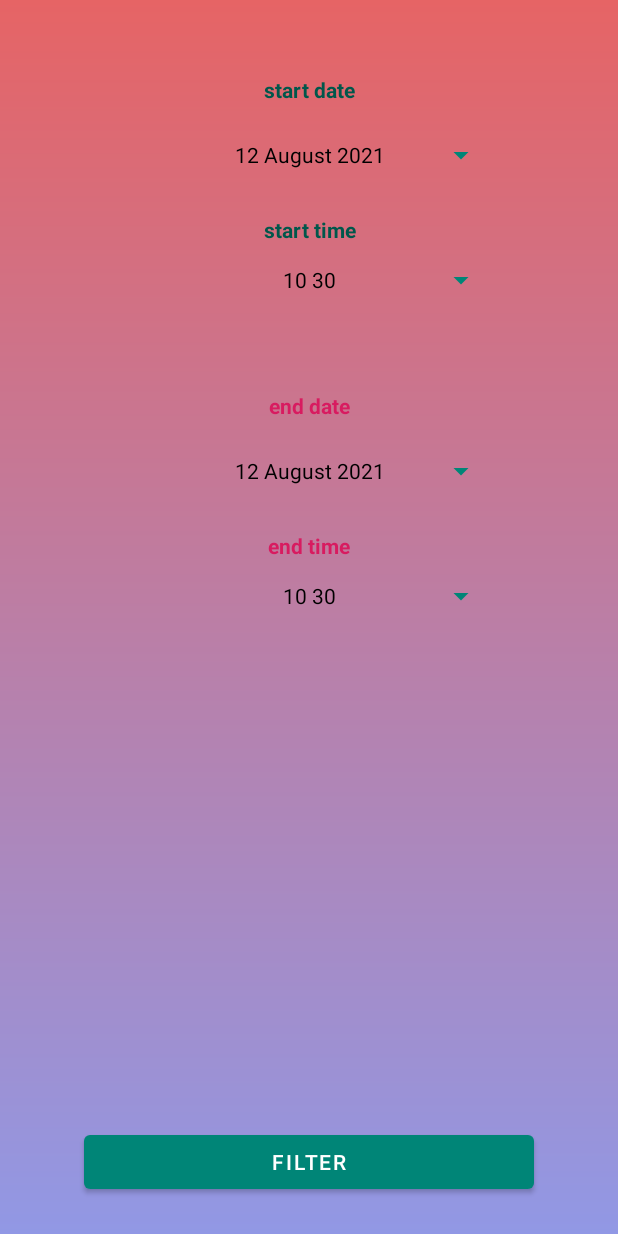
After one commit to Muhammed-Talha-Saglam/Car_Management, an Android app: the DatePickFragment screen opened through its navigation route, on a phone screen of 412 x 824 dp. The commit adds this screen. Run offline under Robolectric (Android 15) with nearby library versions, the phone set to English and light mode, and no system bars; our stand-ins replace Dagger/Hilt's generated code, Room's generated code; libraries missing offline, so code that uses them is left out: androidx.hilt.lifecycle.

Commit message:
Imlemented date picker feature

```diff
--- a/app/src/main/java/com/example/carmanagement/model/database/CarRoomDatabase.kt
+++ b/app/src/main/java/com/example/carmanagement/model/database/CarRoomDatabase.kt
@@ -6,6 +6,7 @@ import androidx.room.TypeConverters
 import androidx.sqlite.db.SupportSQLiteDatabase
 import com.example.carmanagement.di.ApplicationScope
 import com.example.carmanagement.model.Car
+import com.example.carmanagement.model.Reservation
 import com.example.carmanagement.model.User
 import com.example.carmanagement.model.UserType
 import com.example.carmanagement.model.database.converters.Converters
@@ -15,7 +16,7 @@ import javax.inject.Inject
 import javax.inject.Provider
 
 
-@Database(entities = [Car::class, User::class], version = 5, exportSchema = false)
+@Database(entities = [Car::class, User::class, Reservation::class], version = 9, exportSchema = false)
 @TypeConverters(Converters::class)
 abstract class CarRoomDatabase : RoomDatabase() {
 
--- /dev/null
+++ b/app/src/main/java/com/example/carmanagement/views/fragments/DatePickFragment.kt
@@ -0,0 +1,178 @@
+package com.example.carmanagement.views.fragments
+
+import android.app.DatePickerDialog
+import android.app.TimePickerDialog
+import android.icu.util.Calendar
+import android.os.Bundle
+import android.util.Log
+import android.view.View
+import androidx.fragment.app.Fragment
+import androidx.fragment.app.activityViewModels
+import androidx.navigation.fragment.findNavController
+import com.example.carmanagement.R
+import com.example.carmanagement.databinding.FragmentDatePickBinding
+import com.example.carmanagement.viewModels.MainViewModel
+import java.time.LocalDateTime
+
+class DatePickFragment : Fragment(R.layout.fragment_date_pick) {
+
+
+    private val viewModel: MainViewModel by activityViewModels()
+    lateinit var binding: FragmentDatePickBinding
+
+    lateinit var startDatePickerDialog: DatePickerDialog
+    lateinit var endDatePickerDialog: DatePickerDialog
+
+    lateinit var startTimePickerDialog: TimePickerDialog
+    lateinit var endTimePickerDialog: TimePickerDialog
+
+    override fun onViewCreated(view: View, savedInstanceState: Bundle?) {
+        super.onViewCreated(view, savedInstanceState)
+
+        binding = FragmentDatePickBinding.bind(view)
+
+        initStartDatePicker()
+        initEndDatePicker()
+
+        initStartTimePicker()
+        initEndTimePicker()
+
+        getTodaysDate()
+
+
+        binding.apply {
+
+
+            buttonStartDate.setOnClickListener {
+                openStartDatePicker()
+            }
+            buttonEndDate.setOnClickListener {
+                openEndDatePicker()
+            }
+            buttonStartTime.setOnClickListener {
+                openStartTimePicker()
+            }
+            buttonEndTime.setOnClickListener {
+                openEndTimePicker()
+            }
+            buttonFilter.setOnClickListener {
+                goToCarListPage()
+            }
+
+        }
+
+        viewModel.startDate.observe(viewLifecycleOwner, { startDate ->
+            val day = startDate.dayOfMonth
+            val month = getMonthFormat(startDate.monthValue)
+            val year = startDate.year
+            val hour = startDate.hour
+            val minute = startDate.minute
+
+            val startDateText = "$day $month $year"
+            val startTimeText = "$hour $minute"
+            binding.buttonStartDate.text = startDateText
+            binding.buttonStartTime.text = startTimeText
+        }
+        )
+
+        viewModel.endDate.observe(viewLifecycleOwner, { endDate ->
+            val day = endDate.dayOfMonth
+            val month = getMonthFormat(endDate.monthValue)
+            val year = endDate.year
+            val hour = endDate.hour
+            val minute = endDate.minute
+
+            val endDateText = "$day $month $year"
+            val endTimeText = "$hour $minute"
+            binding.buttonEndDate.text = endDateText
+            binding.buttonEndTime.text = endTimeText
+        })
+
+
+    }
+
+    private fun openStartTimePicker() {
+        startTimePickerDialog.show()
+    }
+
+
+    private fun openEndTimePicker() {
+        endTimePickerDialog.show()
+    }
+
+    private fun initStartTimePicker() {
+
+        val onTimeListener =
+            TimePickerDialog.OnTimeSetListener { view, hourOfDay, minute ->
+                Log.d("time start", "$hourOfDay : $minute")
+                viewModel.setStartTime(hourOfDay, minute)
+            }
+        startTimePickerDialog = TimePickerDialog(requireContext(), onTimeListener, 12, 0, true)
+    }
+
+    private fun initEndTimePicker() {
+
+        val onTimeListener =
+            TimePickerDialog.OnTimeSetListener { view, hourOfDay, minute ->
+                Log.d("time end", "$hourOfDay : $minute")
+                viewModel.setEndTime(hourOfDay, minute)
+            }
+        endTimePickerDialog = TimePickerDialog(requireContext(), onTimeListener, 12, 0, true)
+    }
+
+
+    private fun initStartDatePicker() {
+
+        startDatePickerDialog = DatePickerDialog(requireContext())
+        startDatePickerDialog.setOnDateSetListener { view, year, month, dayOfMonth ->
+            Log.d("startPicker", "$year - $month - $dayOfMonth")
+            // First month is 0, so we add 1
+            viewModel.setStartDate(year, month + 1, dayOfMonth)
+        }
+    }
+
+    private fun initEndDatePicker() {
+        endDatePickerDialog = DatePickerDialog(requireContext())
+        endDatePickerDialog.setOnDateSetListener { view, year, month, dayOfMonth ->
+            Log.d("endPicker", "$year - $month - $dayOfMonth")
+            // First month is 0, so we add 1
+            viewModel.setEndDate(year, month + 1, dayOfMonth)
+        }
+    }
+
+
+    private fun openStartDatePicker() {
+        startDatePickerDialog.show()
+    }
+
+    private fun openEndDatePicker() {
+        endDatePickerDialog.show()
+    }
+
+    private fun getTodaysDate() {
+        val calender = Calendar.getInstance()
+        val year = calender.get(Calendar.YEAR)
+        var month = calender.get(Calendar.MONTH) + 1
+        val day = calender.get(Calendar.DAY_OF_MONTH)
+        val hour = calender.time.hours
+        val minute = calender.time.minutes
+
+        viewModel.startDate.value = LocalDateTime.of(year, month, day, hour, minute)
+        viewModel.endDate.value = LocalDateTime.of(year, month, day, hour, minute)
+
+
+    }
+
+    private fun getMonthFormat(month: Int): String {
+
+
+       return android.icu.text.DateFormatSymbols.getInstance().months[month-1]
+
+    }
+
+    private fun goToCarListPage() {
+        val action = DatePickFragmentDirections.actionDatePickFragmentToCarListFragment()
+        findNavController().navigate(action)
+    }
+
+}
--- a/app/src/main/java/com/example/carmanagement/views/fragments/LoginFragment.kt
+++ b/app/src/main/java/com/example/carmanagement/views/fragments/LoginFragment.kt
@@ -51,7 +51,7 @@ class LoginFragment : Fragment(R.layout.fragment_login) {
 
     private fun goToCarListPage() {
         val action =
-            com.example.carmanagement.views.fragments.LoginFragmentDirections.actionLoginFragmentToCarListFragment()
+            com.example.carmanagement.views.fragments.LoginFragmentDirections.actionLoginFragmentToDatePickFragment()
         findNavController().navigate(action)
     }
 
--- /dev/null
+++ b/app/src/main/res/drawable/bg_date_picker_fragment.xml
@@ -0,0 +1,12 @@
+<?xml version="1.0" encoding="utf-8"?>
+<shape xmlns:android="http://schemas.android.com/apk/res/android"
+    android:shape="rectangle"
+    >
+
+    <gradient
+        android:startColor="#e66465"
+        android:endColor="#9198e5"
+        android:angle="-45"
+        />
+
+</shape>
--- /dev/null
+++ b/app/src/main/res/layout/fragment_date_pick.xml
@@ -0,0 +1,132 @@
+<?xml version="1.0" encoding="utf-8"?>
+<androidx.constraintlayout.widget.ConstraintLayout xmlns:android="http://schemas.android.com/apk/res/android"
+    xmlns:app="http://schemas.android.com/apk/res-auto"
+    xmlns:tools="http://schemas.android.com/tools"
+    android:layout_width="match_parent"
+    android:layout_height="match_parent"
+    android:background="@drawable/bg_date_picker_fragment"
+    tools:context=".views.fragments.DatePickFragment">
+
+    <TextView
+        android:id="@+id/text_start_date"
+        android:layout_width="match_parent"
+        android:layout_height="wrap_content"
+        android:layout_marginTop="50dp"
+        android:gravity="center"
+        android:text="@string/start_date"
+        android:textStyle="bold"
+        android:textColor="@color/colorPrimaryDark"
+        app:layout_constraintEnd_toEndOf="parent"
+        app:layout_constraintStart_toStartOf="parent"
+        app:layout_constraintTop_toTopOf="parent" />
+
+    <Button
+        android:id="@+id/button_start_date"
+        android:layout_width="250dp"
+        android:layout_height="wrap_content"
+        android:text="12 Aug 2021"
+        android:textColor="@color/black"
+        android:gravity="center"
+        style="?android:spinnerStyle"
+        android:layout_marginTop="10dp"
+        app:layout_constraintTop_toBottomOf="@id/text_start_date"
+        app:layout_constraintStart_toStartOf="parent"
+        app:layout_constraintEnd_toEndOf="parent"
+        />
+
+    <TextView
+        android:id="@+id/text_start_time"
+        android:layout_width="match_parent"
+        android:layout_height="wrap_content"
+        android:layout_margin="16dp"
+        android:gravity="center"
+        android:text="@string/start_time"
+        android:textStyle="bold"
+        android:textColor="@color/colorPrimaryDark"
+        app:layout_constraintEnd_toEndOf="parent"
+        app:layout_constraintStart_toStartOf="parent"
+        app:layout_constraintTop_toBottomOf="@id/button_start_date" />
+
+
+    <Button
+        android:id="@+id/button_start_time"
+        android:layout_width="250dp"
+        android:layout_height="wrap_content"
+        android:gravity="center"
+        android:text="12:00"
+        android:textColor="@color/black"
+        style="?android:spinnerStyle"
+        app:layout_constraintStart_toStartOf="parent"
+        app:layout_constraintEnd_toEndOf="parent"
+        app:layout_constraintTop_toBottomOf="@id/text_start_time"
+        />
+
+
+    <TextView
+        android:id="@+id/text_end_date"
+        android:layout_width="match_parent"
+        android:layout_height="wrap_content"
+        android:layout_marginTop="50dp"
+        android:gravity="center"
+        android:text="@string/end_data"
+        android:textStyle="bold"
+        android:textColor="@color/colorAccent"
+        app:layout_constraintEnd_toEndOf="parent"
+        app:layout_constraintStart_toStartOf="parent"
+        app:layout_constraintTop_toBottomOf="@id/button_start_time" />
+
+    <Button
+        android:id="@+id/button_end_date"
+        android:layout_width="250dp"
+        android:layout_height="wrap_content"
+        android:gravity="center"
+        android:textColor="@color/black"
+        style="?android:spinnerStyle"
+        android:text="12 Aug 2021"
+        android:layout_marginTop="10dp"
+        app:layout_constraintTop_toBottomOf="@id/text_end_date"
+        app:layout_constraintStart_toStartOf="parent"
+        app:layout_constraintEnd_toEndOf="parent"
+        />
+
+    <TextView
+        android:id="@+id/text_end_time"
+        android:layout_width="match_parent"
+        android:layout_height="wrap_content"
+        android:text="@string/end_time"
+        android:layout_margin="16dp"
+        android:gravity="center"
+        android:textColor="@color/colorAccent"
+        android:textStyle="bold"
+        app:layout_constraintTop_toBottomOf="@id/button_end_date"
+        app:layout_constraintStart_toStartOf="parent"
+        app:layout_constraintEnd_toEndOf="parent"
+        />
+
+
+    <Button
+        android:id="@+id/button_end_time"
+        android:layout_width="250dp"
+        android:layout_height="wrap_content"
+        android:gravity="center"
+        android:text="12:00"
+        android:textColor="@color/black"
+        style="?android:spinnerStyle"
+        app:layout_constraintStart_toStartOf="parent"
+        app:layout_constraintEnd_toEndOf="parent"
+        app:layout_constraintTop_toBottomOf="@id/text_end_time"
+        />
+
+    <Button
+        android:id="@+id/button_filter"
+        android:layout_width="300dp"
+        android:layout_height="wrap_content"
+        app:layout_constraintBottom_toBottomOf="parent"
+        app:layout_constraintStart_toStartOf="parent"
+        app:layout_constraintEnd_toEndOf="parent"
+        android:layout_marginBottom="25dp"
+        android:text="@string/filter"
+        />
+
+
+</androidx.constraintlayout.widget.ConstraintLayout>
--- a/app/src/main/res/navigation/nav_graph.xml
+++ b/app/src/main/res/navigation/nav_graph.xml
@@ -1,6 +1,7 @@
 <?xml version="1.0" encoding="utf-8"?>
 <navigation xmlns:android="http://schemas.android.com/apk/res/android"
     xmlns:app="http://schemas.android.com/apk/res-auto"
+    xmlns:tools="http://schemas.android.com/tools"
     android:id="@+id/nav_graph"
     app:startDestination="@id/loginFragment">
 
@@ -8,9 +9,10 @@
         android:id="@+id/loginFragment"
         android:name="com.example.carmanagement.views.fragments.LoginFragment"
         android:label="LoginFragment" >
+
         <action
-            android:id="@+id/action_loginFragment_to_carListFragment"
-            app:destination="@id/carListFragment" />
+            android:id="@+id/action_loginFragment_to_datePickFragment"
+            app:destination="@id/datePickFragment" />
     </fragment>
     <fragment
         android:id="@+id/carListFragment"
@@ -20,4 +22,13 @@
             android:id="@+id/action_carListFragment_to_loginFragment"
             app:destination="@id/loginFragment" />
     </fragment>
+    <fragment
+        android:id="@+id/datePickFragment"
+        android:name="com.example.carmanagement.views.fragments.DatePickFragment"
+        android:label="fragment_date_pick"
+        tools:layout="@layout/fragment_date_pick" >
+        <action
+            android:id="@+id/action_datePickFragment_to_carListFragment"
+            app:destination="@id/carListFragment" />
+    </fragment>
 </navigation>
--- a/app/src/main/res/values/strings.xml
+++ b/app/src/main/res/values/strings.xml
@@ -15,4 +15,9 @@
     <string name="brand">Brand:</string>
     <string name="plate">Plate:</string>
     <string name="available_cars">Available cars</string>
+    <string name="start_date">start date</string>
+    <string name="filter">FILTER</string>
+    <string name="start_time">start time</string>
+    <string name="end_data">end date</string>
+    <string name="end_time">end time</string>
 </resources>
```
Also changed, not shown: app/build.gradle (+6 -1 lines), app/src/main/java/com/example/carmanagement/model/Car.kt (+2 -7 lines), app/src/main/java/com/example/carmanagement/model/Reservation.kt (added, +16 -0 lines), app/src/main/java/com/example/carmanagement/model/database/CarDao.kt (+4 -4 lines), app/src/main/java/com/example/carmanagement/model/database/UserAndCar.kt (+8 -13 lines), app/src/main/java/com/example/carmanagement/model/database/converters/Converters.kt (+32 -0 lines), app/src/main/java/com/example/carmanagement/viewModels/MainViewModel.kt (+43 -1 lines), app/src/main/res/drawable/bg_date_picker_button.xml (added, +11 -0 lines), build.gradle (+4 -4 lines).
